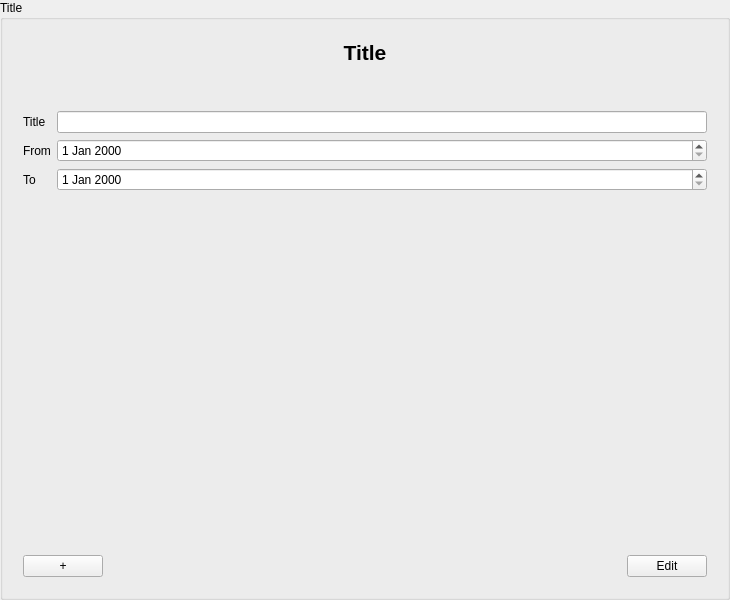
Qt form src/libs/widgets/src/views/titleinputarea.ui (jmuelbert/jmbde-QT) before a commit.
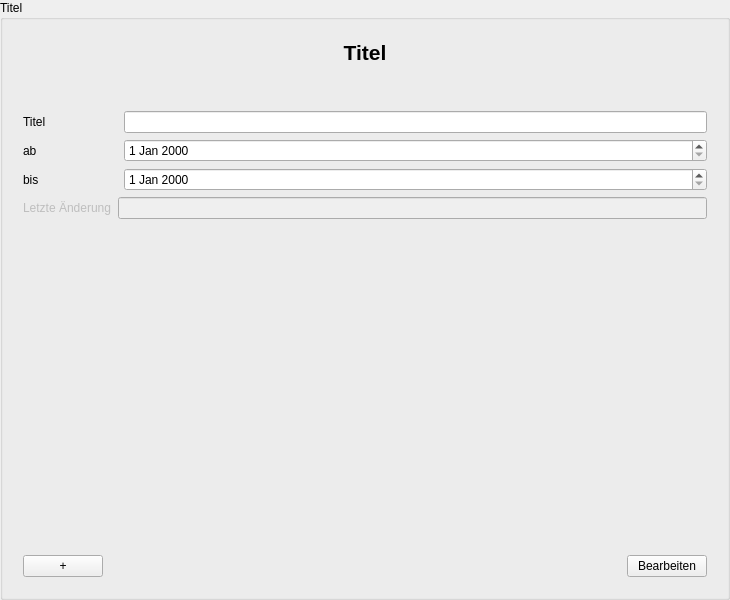
The same form after that commit.

```diff
--- a/src/libs/widgets/src/views/titleinputarea.ui
+++ b/src/libs/widgets/src/views/titleinputarea.ui
@@ -17,7 +17,7 @@
    <string>TitleInputDialog</string>
   </property>
   <property name="title">
-   <string>Title</string>
+   <string>Titel</string>
   </property>
   <layout class="QVBoxLayout" name="verticalLayout_3">
    <item>
@@ -35,7 +35,7 @@
            </font>
           </property>
           <property name="text">
-           <string>Title</string>
+           <string>Titel</string>
           </property>
           <property name="alignment">
            <set>Qt::AlignCenter</set>
@@ -62,10 +62,20 @@
       </item>
       <item>
        <layout class="QGridLayout" name="gridLayout">
+        <item row="0" column="0">
+         <widget class="QLabel" name="titleLabel">
+          <property name="text">
+           <string>Titel</string>
+          </property>
+          <property name="buddy">
+           <cstring>titleLineEdit</cstring>
+          </property>
+         </widget>
+        </item>
         <item row="1" column="0">
          <widget class="QLabel" name="label_From">
           <property name="text">
-           <string>From</string>
+           <string>ab</string>
           </property>
           <property name="buddy">
            <cstring>dateEdit_From</cstring>
@@ -75,31 +85,41 @@
         <item row="2" column="0">
          <widget class="QLabel" name="label_To">
           <property name="text">
-           <string>To</string>
+           <string>bis</string>
           </property>
           <property name="buddy">
            <cstring>dateEdit_To</cstring>
           </property>
          </widget>
         </item>
-        <item row="0" column="2">
-         <widget class="QLineEdit" name="lineEdit_Title" />
-        </item>
         <item row="1" column="2">
          <widget class="QDateEdit" name="dateEdit_From" />
         </item>
-        <item row="0" column="0">
-         <widget class="QLabel" name="label_Title">
-          <property name="text">
-           <string>Title</string>
-          </property>
-          <property name="buddy">
-           <cstring>lineEdit_Title</cstring>
-          </property>
-         </widget>
+        <item row="0" column="2">
+         <widget class="QLineEdit" name="titleLineEdit"/>
         </item>
         <item row="2" column="2">
-         <widget class="QDateEdit" name="dateEdit_To" />
+         <widget class="QDateEdit" name="toDateEdit"/>
+        </item>
+        <item row="3" column="0">
+         <widget class="QLabel" name="lastUpdateLabel">
+          <property name="enabled">
+           <bool>false</bool>
+          </property>
+          <property name="text">
+           <string>Letzte Änderung</string>
+          </property>
+          <property name="buddy">
+           <cstring>lastUpdateLineEdit</cstring>
+          </property>
+         </widget>
+        </item>
+        <item row="3" column="1" colspan="2">
+         <widget class="QLineEdit" name="lastUpdateLineEdit">
+          <property name="enabled">
+           <bool>false</bool>
+          </property>
+         </widget>
         </item>
        </layout>
       </item>
@@ -141,7 +161,7 @@
         <item>
          <widget class="QPushButton" name="pushButton_EditFinish">
           <property name="text">
-           <string>Edit</string>
+           <string>Bearbeiten</string>
           </property>
          </widget>
         </item>
```
Left out of the diff: 35 changed lines with no effect on the pictures.
